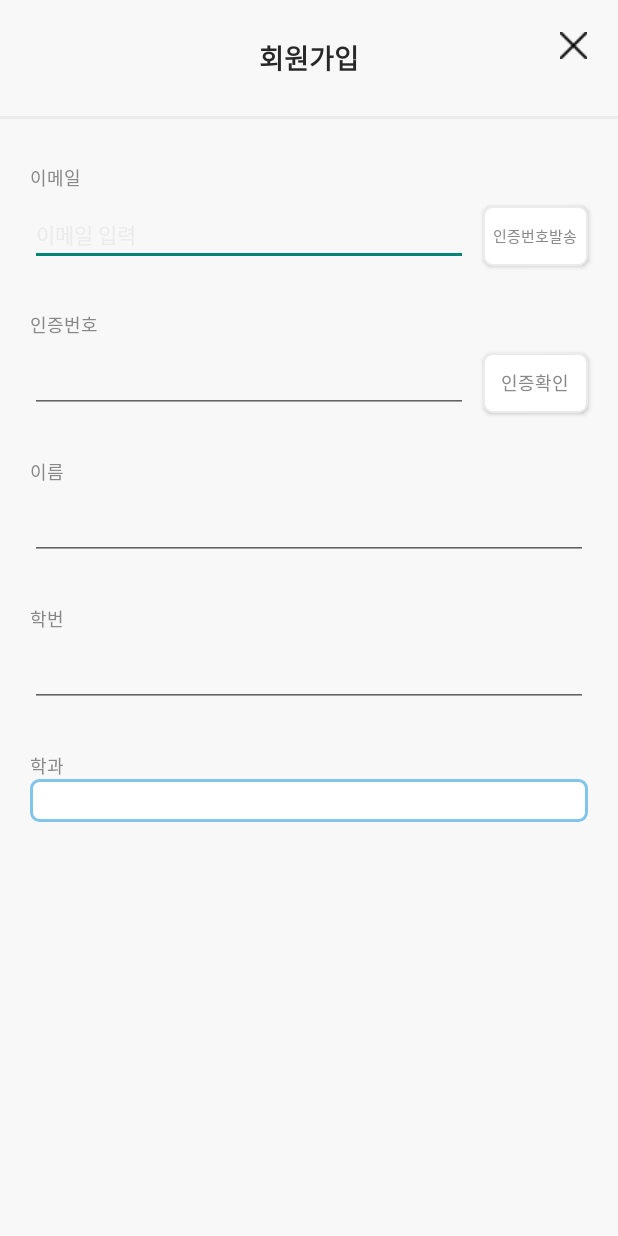
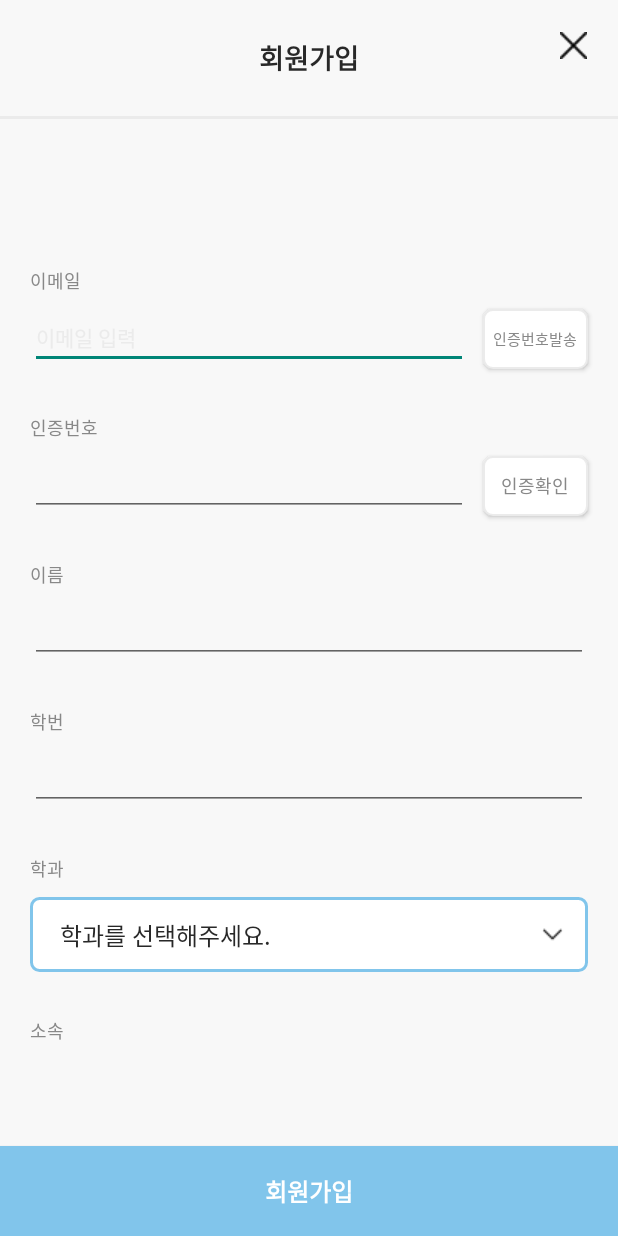
Before and after one commit to CAUSecretary/android, an Android app: the Register screen opened directly, with no data from a screen before it, on a phone screen of 412 x 824 dp. Run offline under Robolectric (Android 15) with nearby library versions, the light colour scheme and no system bars; our stand-ins replace data binding.

Commit message:
register, welcome ui작업

```diff
--- a/app/src/main/AndroidManifest.xml
+++ b/app/src/main/AndroidManifest.xml
@@ -14,6 +14,9 @@
         android:roundIcon="@mipmap/ic_launcher_round"
         android:supportsRtl="true"
         android:theme="@style/Theme.CauSecretary">
+        <activity
+            android:name=".ui.register.Welcome"
+            android:exported="false" />
         <activity
             android:name=".ui.register.Register"
             android:exported="false" />
--- a/app/src/main/java/com/example/causecretary/ui/register/Register.kt
+++ b/app/src/main/java/com/example/causecretary/ui/register/Register.kt
@@ -1,12 +1,45 @@
 package com.example.causecretary.ui.register
 
+import android.content.Intent
 import androidx.appcompat.app.AppCompatActivity
 import android.os.Bundle
+import android.view.View
+import androidx.databinding.DataBindingUtil
 import com.example.causecretary.R
+import com.example.causecretary.databinding.ActivityRegisterBinding
 
-class Register : AppCompatActivity() {
+class Register : AppCompatActivity(), View.OnClickListener {
+    lateinit var binding: ActivityRegisterBinding
     override fun onCreate(savedInstanceState: Bundle?) {
         super.onCreate(savedInstanceState)
-        setContentView(R.layout.activity_register)
+        binding = DataBindingUtil.setContentView(this,R.layout.activity_register)
+
+        initData()
+        initView()
+    }
+
+    private fun initView() {
+        binding.clickListener=this@Register
+    }
+
+    private fun initData() {
+        //TODO("Not yet implemented")
+    }
+
+    override fun onClick(view: View?) {
+        when(view?.id){
+            R.id.btn_auth -> {
+
+            }
+            R.id.btn_register -> {
+                Intent(this,Welcome::class.java).run {
+                    startActivity(this)
+                }
+            }
+            R.id.ib_close -> {
+
+            }
+
+        }
     }
 }
--- /dev/null
+++ b/app/src/main/res/drawable/btn_blue_selector.xml
@@ -0,0 +1,5 @@
+<?xml version="1.0" encoding="utf-8"?>
+<selector xmlns:android="http://schemas.android.com/apk/res/android">
+    <item android:drawable="@color/basic_color" android:state_pressed="false" />
+    <item android:drawable="@color/color_2155A4" android:state_pressed="true" />
+</selector>
--- a/app/src/main/res/layout/activity_register.xml
+++ b/app/src/main/res/layout/activity_register.xml
@@ -51,7 +51,8 @@
             android:id="@+id/sv_register"
             android:layout_width="match_parent"
             android:layout_height="wrap_content"
-            app:layout_constraintTop_toBottomOf="@id/view">
+            app:layout_constraintTop_toBottomOf="@id/view"
+            app:layout_constraintBottom_toTopOf="@id/btn_register">
 
             <androidx.constraintlayout.widget.ConstraintLayout
                 android:layout_width="match_parent"
@@ -203,19 +204,69 @@
                     app:layout_constraintStart_toStartOf="parent"
                     app:layout_constraintTop_toBottomOf="@id/et_std_id"/>
 
-                <TextView
-                    android:id="@+id/tv_dept_select"
+                <androidx.constraintlayout.widget.ConstraintLayout
+                    android:id="@+id/cl_register"
                     android:layout_width="match_parent"
-                    android:layout_height="wrap_content"
+                    android:layout_height="50dp"
+                    android:layout_marginTop="10dp"
                     android:layout_marginStart="20dp"
                     android:layout_marginEnd="20dp"
+                    android:paddingStart="20dp"
                     android:background="@drawable/bg_round_line_blue"
-                    app:layout_constraintTop_toBottomOf="@id/tv_dept"/>
+                    app:layout_constraintTop_toBottomOf="@id/tv_dept">
+                    <TextView
+                        android:layout_width="wrap_content"
+                        android:layout_height="wrap_content"
+                        android:textSize="16dp"
+                        android:includeFontPadding="false"
+                        android:textColor="@color/color_282828"
+                        android:fontFamily="@font/kr_regular"
+                        android:text="학과를 선택해주세요."
+                        app:layout_constraintBottom_toBottomOf="parent"
+                        app:layout_constraintTop_toTopOf="parent"
+                        app:layout_constraintStart_toStartOf="parent"/>
+                    <ImageView
+                        android:layout_width="wrap_content"
+                        android:layout_height="wrap_content"
+                        android:src="@drawable/ic_arrow_down"
+                        android:layout_marginEnd="10dp"
+                        app:layout_constraintEnd_toEndOf="parent"
+                        app:layout_constraintBottom_toBottomOf="parent"
+                        app:layout_constraintTop_toTopOf="parent"/>
+                </androidx.constraintlayout.widget.ConstraintLayout>
+
+                <TextView
+                    android:id="@+id/tv_club"
+                    android:layout_width="wrap_content"
+                    android:layout_height="wrap_content"
+                    app:layout_constraintStart_toStartOf="parent"
+                    android:layout_marginTop="30dp"
+                    android:layout_marginStart="20dp"
+                    android:text="소속"
+                    android:textColor="@color/color_888888"
+                    android:fontFamily="@font/kr_regular"
+                    android:includeFontPadding="false"
+                    android:textSize="12dp"
+                    app:layout_constraintTop_toBottomOf="@id/cl_register"/>
+
+
 
             </androidx.constraintlayout.widget.ConstraintLayout>
 
         </ScrollView>
 
+        <Button
+            android:id="@+id/btn_register"
+            android:layout_width="match_parent"
+            android:layout_height="60dp"
+            android:text="회원가입"
+            android:textSize="16dp"
+            android:onClick="@{clickListener}"
+            android:fontFamily="@font/kr_bold"
+            android:textColor="@color/white"
+            android:background="@drawable/btn_blue_selector"
+            app:layout_constraintBottom_toBottomOf="parent"/>
+
     </androidx.constraintlayout.widget.ConstraintLayout>
 
 </layout>
```
Also changed, not shown: app/src/main/java/com/example/causecretary/ui/register/Welcome.kt (added, +11 -0 lines), app/src/main/res/layout/activity_welcome.xml (added, +72 -0 lines), app/src/main/res/drawable/ic_arrow_down.png (added).
